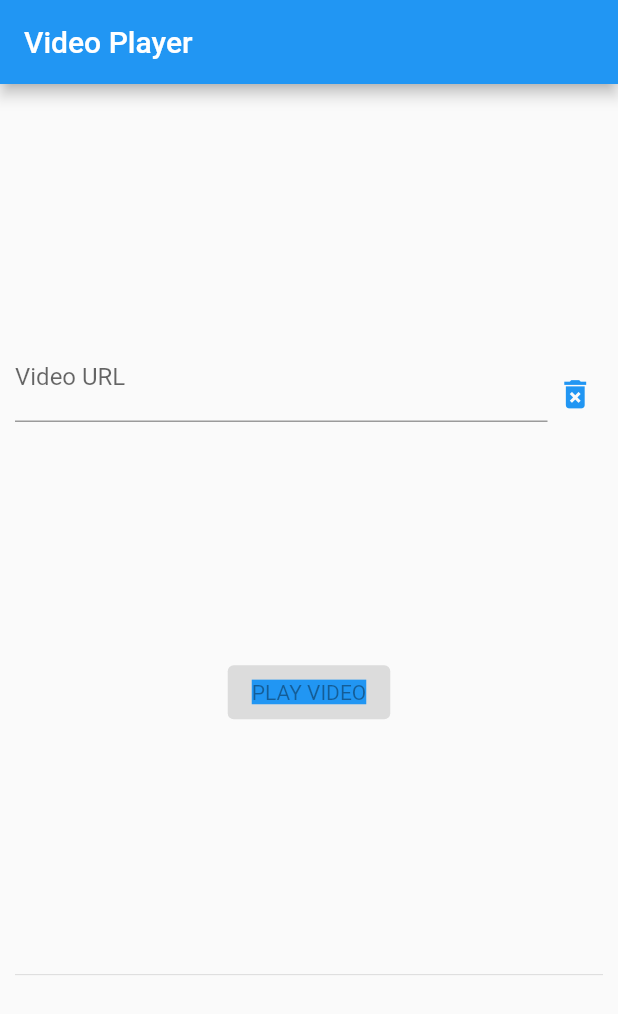
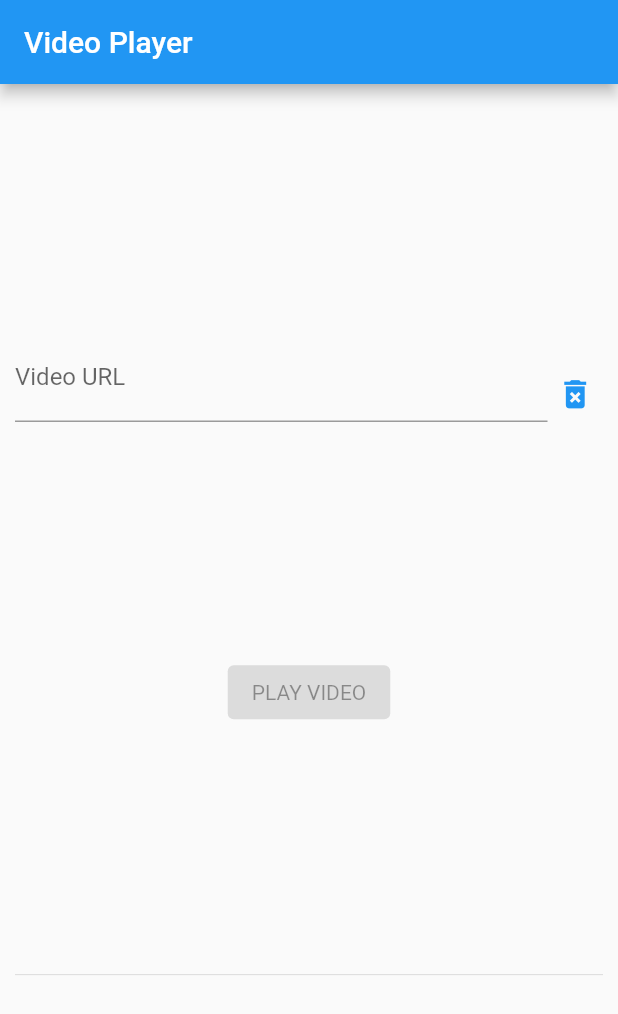
Before and after one commit to ianko/peer5_flutter, a Flutter app: the screen it shows after launch, on a phone screen of 412 x 824 dp. Shown: the top 1014 px of the screen. Run offline on Flutter 3.47's test engine with Material 2 defaults, Android fonts, the phone set to English and light mode, and no system bars; our stand-ins replace video_player.

Commit message:
Migrating to null safe (2)

```diff
--- a/example/lib/main.dart
+++ b/example/lib/main.dart
@@ -90,7 +90,8 @@ class _MyAppState extends State<MyApp> {
                 child: const Text('PLAY VIDEO'),
                 style: ElevatedButton.styleFrom(
                   elevation: 30.0,
-                  textStyle: TextStyle(color: Colors.white, backgroundColor: Theme.of(context).primaryColor),
+                  textStyle: TextStyle(color: Colors.white),
+                  primary: Theme.of(context).primaryColor,
                 ),
               ),
               const Divider(),
```
